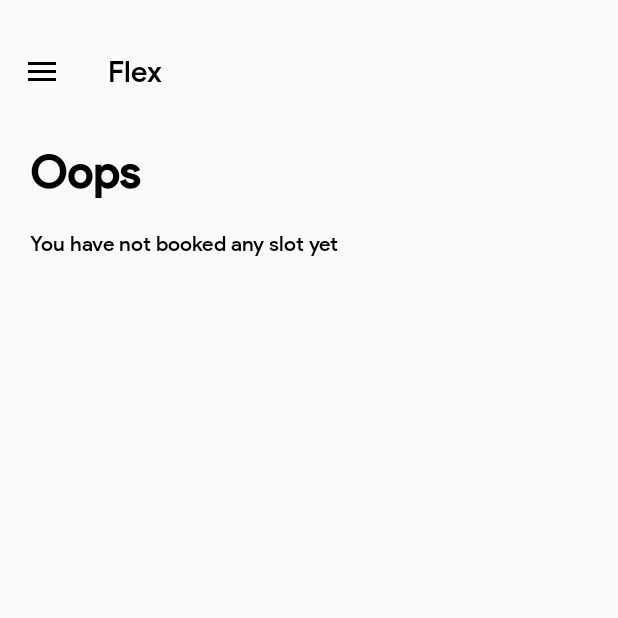
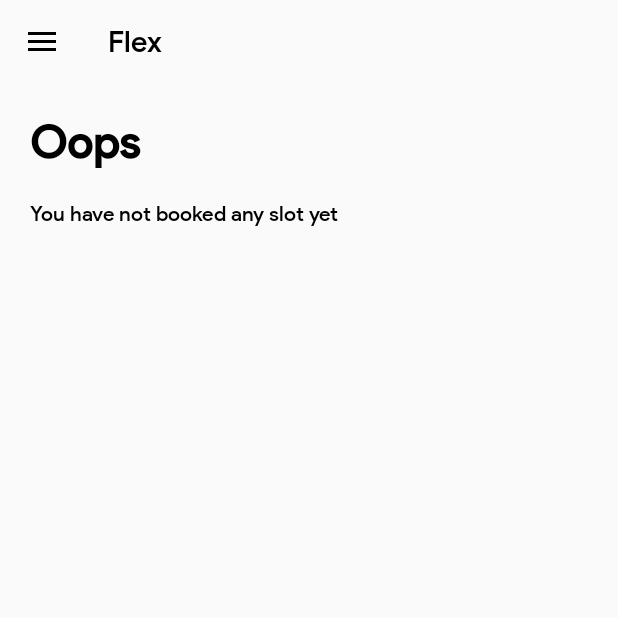
Before and after one commit to surajsahoo329/Flex_Delivering_Jobs, an Android app: the screen it shows after launch once a user with an empty profile is signed in (MainActivity), in the side drawer, after a tap on "Your Slots", on a phone screen of 412 x 824 dp, the top half of it. Run offline under Robolectric (Android 15) with nearby library versions, the phone set to English and light mode, and no system bars; our stand-ins replace Firebase (no records; nobody signed in at launch, a user with empty details on screens opened directly); pictures from the network do not load.

Commit message:
Final Commit Finally 3
Signed-off-by: surajsahoo329 <surajsahoo329bbsr@gmail.com>

```diff
--- a/app/src/main/AndroidManifest.xml
+++ b/app/src/main/AndroidManifest.xml
@@ -68,8 +68,8 @@
             android:configChanges="orientation|screenSize|keyboardHidden"
             android:icon="@drawable/delivery"
             android:label="Flex"
-            android:windowSoftInputMode="stateHidden"
-            android:theme="@style/AppTheme.NoActionBar" />
+            android:theme="@style/AppTheme.NoActionBar"
+            android:windowSoftInputMode="stateHidden" />
         <activity
             android:name=".ForgotPasswordActivity"
             android:icon="@drawable/delivery"
--- a/app/src/main/java/com/example/flex/BookingFragment.java
+++ b/app/src/main/java/com/example/flex/BookingFragment.java
@@ -39,7 +39,6 @@ import com.google.firebase.database.DatabaseReference;
 import com.google.firebase.database.FirebaseDatabase;
 import com.google.firebase.database.ValueEventListener;
 
-import java.lang.reflect.Field;
 import java.text.ParseException;
 import java.text.SimpleDateFormat;
 import java.util.ArrayList;
@@ -110,20 +109,6 @@ public class BookingFragment extends Fragment {
         ArrayAdapter<String> arrWorkHours=new ArrayAdapter<>(refActivity, android.R.layout.simple_list_item_1, workHours);
         spWorkHours.setAdapter(arrWorkHours);
         spWorkHours.setOnItemSelectedListener(new workHoursClick());
-
-        try {
-            Field popup=Spinner.class.getDeclaredField("mPopup");
-            popup.setAccessible(true);
-
-            // Get private mPopup member variable and try cast to ListPopupWindow
-            android.widget.ListPopupWindow popupWindow=(android.widget.ListPopupWindow) popup.get(spStartTime);
-
-            // Set popupWindow height to 500px
-            assert popupWindow != null;
-            popupWindow.setHeight(500);
-        } catch (NoClassDefFoundError | ClassCastException | NoSuchFieldException | IllegalAccessException e) {
-            // silently fail...
-        }
 
 
         tvIDate=parentHolder.findViewById(R.id.tvInvisibleDate);
--- a/app/src/main/java/com/example/flex/InformationActivity.java
+++ b/app/src/main/java/com/example/flex/InformationActivity.java
@@ -23,8 +23,6 @@ import androidx.annotation.Nullable;
 import androidx.annotation.RequiresApi;
 import androidx.appcompat.app.AppCompatActivity;
 import androidx.core.content.ContextCompat;
-
-import com.bumptech.glide.Glide;
 
 import java.util.Objects;
 
@@ -356,11 +354,7 @@ public class InformationActivity extends AppCompatActivity {
         if(msg4.equals("4")){
 
             tv.setText("Delhivery");
-
-            Glide.with(InformationActivity.this)
-                    .load("https://nexusvp.com/wp-content/uploads/2014/04/oie_JbUn8ia6Q3Zq.png")
-                    .into(iv);
-
+            iv.setImageResource(R.drawable.ic_delhivery);
             address.setText("N2-B2, CRP Ekamra Kanana Rd, N2, Block N2, IRC Village, Nayapalli, Bhubaneswar, Odisha 751015");
             phone.setText("07790018067");
             officeHours.setText("8am-6pm. Sundays closed.");
--- a/app/src/main/java/com/example/flex/MainActivity.java
+++ b/app/src/main/java/com/example/flex/MainActivity.java
@@ -4,11 +4,10 @@ import android.content.DialogInterface;
 import android.content.Intent;
 import android.net.Uri;
 import android.os.Build;
+import android.os.Build.VERSION_CODES;
 import android.os.Bundle;
 import android.view.MenuItem;
 import android.view.View;
-import android.view.Window;
-import android.view.WindowManager;
 import android.widget.FrameLayout;
 import android.widget.ImageView;
 import android.widget.TextView;
@@ -20,7 +19,6 @@ import androidx.appcompat.app.ActionBarDrawerToggle;
 import androidx.appcompat.app.AlertDialog;
 import androidx.appcompat.app.AppCompatActivity;
 import androidx.appcompat.widget.Toolbar;
-import androidx.core.content.ContextCompat;
 import androidx.core.view.GravityCompat;
 import androidx.drawerlayout.widget.DrawerLayout;
 import androidx.fragment.app.Fragment;
@@ -61,7 +59,7 @@ public class MainActivity extends AppCompatActivity implements NavigationView.On
     ImageView imageView;
     private ViewPager viewPager;
 
-    @RequiresApi(api=Build.VERSION_CODES.LOLLIPOP)
+    @RequiresApi(api=VERSION_CODES.LOLLIPOP)
     @Override
     protected void onCreate(Bundle savedInstanceState) {
         super.onCreate(savedInstanceState);
@@ -69,16 +67,10 @@ public class MainActivity extends AppCompatActivity implements NavigationView.On
 
         NavigationView navigationView = findViewById(R.id.nav_view);
 
-        if (Build.VERSION.SDK_INT >= Build.VERSION_CODES.M) {
+        if (Build.VERSION.SDK_INT >= VERSION_CODES.M) {
             getWindow().getDecorView().setSystemUiVisibility(View.SYSTEM_UI_FLAG_LIGHT_STATUS_BAR);//  set status text dark
         }
-        if (Build.VERSION.SDK_INT >= Build.VERSION_CODES.LOLLIPOP) {
-            getWindow().setStatusBarColor(ContextCompat.getColor(MainActivity.this, android.R.color.background_light));// set status background white
-        }
-        if (Build.VERSION.SDK_INT >= Build.VERSION_CODES.KITKAT) {
-            Window w=getWindow();
-            w.setFlags(WindowManager.LayoutParams.FLAG_LAYOUT_NO_LIMITS, WindowManager.LayoutParams.FLAG_LAYOUT_NO_LIMITS);
-        }
+
         Toolbar toolbar = findViewById(R.id.toolbar_main);
         toolbar.setTitle("Flex");
         toolbar.setTitleTextColor(getResources().getColor(android.R.color.background_dark));
--- a/app/src/main/res/layout/app_bar_main.xml
+++ b/app/src/main/res/layout/app_bar_main.xml
@@ -4,13 +4,13 @@
     xmlns:app="http://schemas.android.com/apk/res-auto"
     xmlns:tools="http://schemas.android.com/tools"
     android:layout_width="match_parent"
-    android:layout_height="match_parent"
+    android:layout_height="wrap_content"
     android:orientation="vertical"
+    android:fitsSystemWindows="true"
     tools:context=".MainActivity">
 
 
     <com.google.android.material.appbar.AppBarLayout
-        android:layout_marginTop="20dp"
         android:layout_width="match_parent"
         android:layout_height="wrap_content"
         android:theme="@style/AppTheme.NoActionBar" />
@@ -26,6 +26,7 @@
     <FrameLayout
         android:id="@+id/fragment_container"
         android:layout_width="match_parent"
+        android:fitsSystemWindows="true"
         android:layout_height="wrap_content" />
 
     <TextView
--- a/app/src/main/res/values-v21/style.xml
+++ b/app/src/main/res/values-v21/style.xml
@@ -5,6 +5,7 @@
     <!-- Customize your theme here. --> <!-- Selectable removes action bar -->
         <item name="windowActionBar">false</item>
         <item name="windowNoTitle">true</item>
+        <item name="android:statusBarColor">@color/white</item>
         <item name="android:windowTranslucentStatus">true</item>
         <item name="android:windowTranslucentNavigation">true</item>
         <item name="android:fontFamily">@font/prod_sans_medium</item>
--- a/app/src/main/res/values/styles.xml
+++ b/app/src/main/res/values/styles.xml
@@ -3,14 +3,14 @@
     <!-- Base application theme. -->
     <style name="AppTheme" parent="Theme.AppCompat.Light.DarkActionBar"> <!-- removes action bar from all activites of app -->
         <!-- Customize your theme here. -->
-        <item name="colorPrimary">#1DA1F2</item>
-        <item name="colorPrimaryDark">#1DA1F2</item>
+        <item name="colorPrimary">#FFF</item>
+        <item name="colorPrimaryDark">#FFF</item>
         <item name="android:fontFamily">@font/prod_sans_medium</item>
     </style>
 
     <style name="AppTheme.NoActionBar"> <!-- Selectable removes action bar -->
         <item name="windowActionBar">false</item>
-        <item name="colorControlNormal">#1DA1F2</item>
+        <item name="colorControlNormal">#FFF</item>
         <item name="windowNoTitle">true</item>
         <item name="android:fontFamily">@font/prod_sans_medium</item>
      </style>
```
Also changed, not shown: 1 other file.
